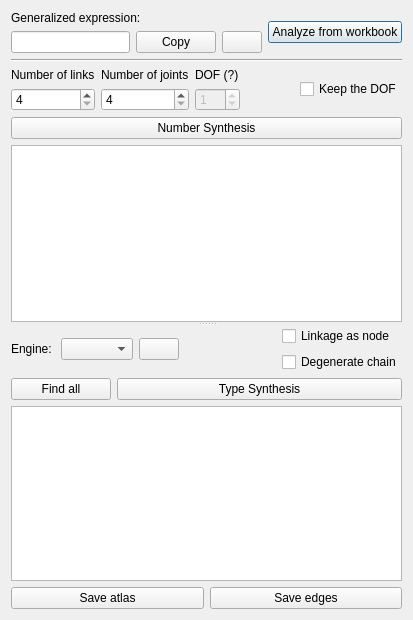
Before: the Qt Designer form core/synthesis/NumberAndTypeSynthesis/Permutations.ui in KmolYuan/Pyslvs-UI, drawn with Qt 5.
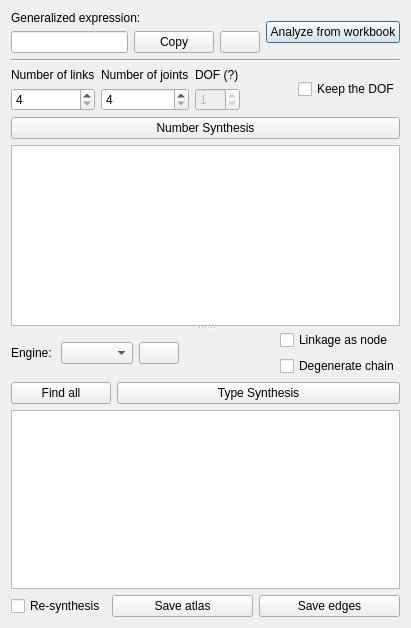
After: the same form once the commit is applied. Icons and pictures are not drawn.

Commit message: Auto combine function.

```diff
--- a/core/synthesis/NumberAndTypeSynthesis/Permutations.ui
+++ b/core/synthesis/NumberAndTypeSynthesis/Permutations.ui
@@ -6,8 +6,8 @@
    <rect>
     <x>0</x>
     <y>0</y>
-    <width>413</width>
-    <height>620</height>
+    <width>411</width>
+    <height>628</height>
    </rect>
   </property>
   <property name="windowTitle">
@@ -309,6 +309,19 @@
        </item>
        <item>
         <layout class="QHBoxLayout" name="horizontalLayout_6">
+         <item>
+          <widget class="QCheckBox" name="save_edges_auto">
+           <property name="sizePolicy">
+            <sizepolicy hsizetype="Fixed" vsizetype="Fixed">
+             <horstretch>0</horstretch>
+             <verstretch>0</verstretch>
+            </sizepolicy>
+           </property>
+           <property name="text">
+            <string>Re-synthesis</string>
+           </property>
+          </widget>
+         </item>
          <item>
           <widget class="QPushButton" name="save_atlas">
            <property name="text">
```
The commit also changes 2 other files.
